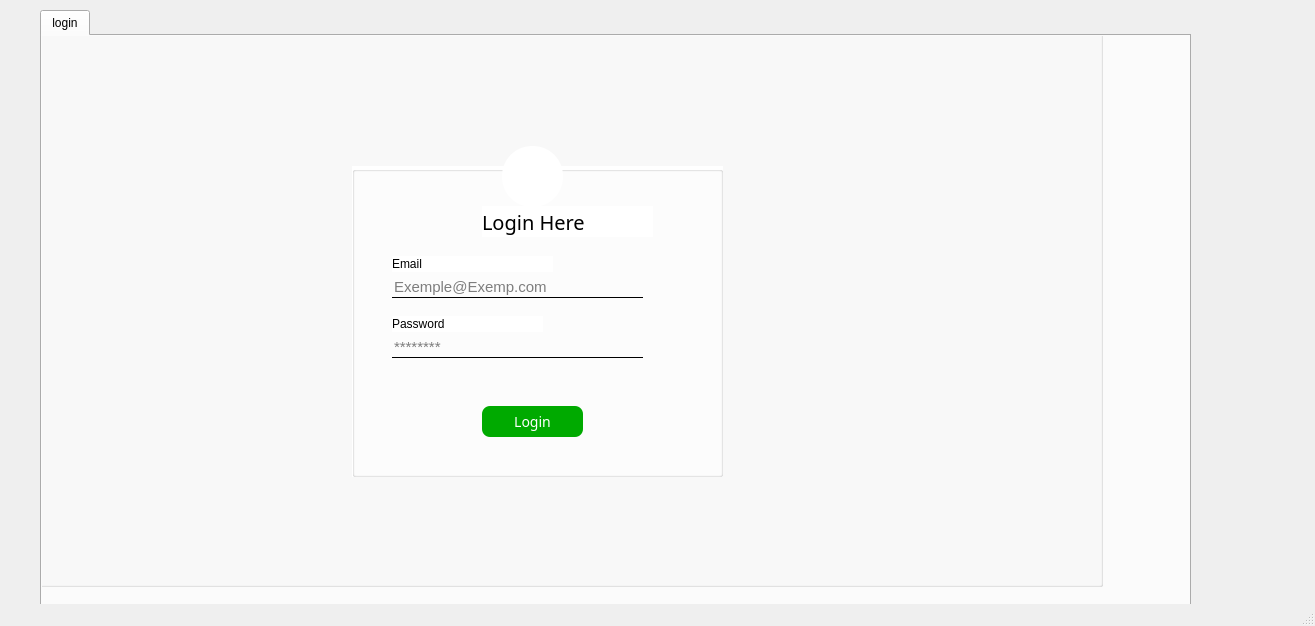
Qt form mainwindow.ui (Hamoda73/Projet_Smart_rdi_center) before a commit.
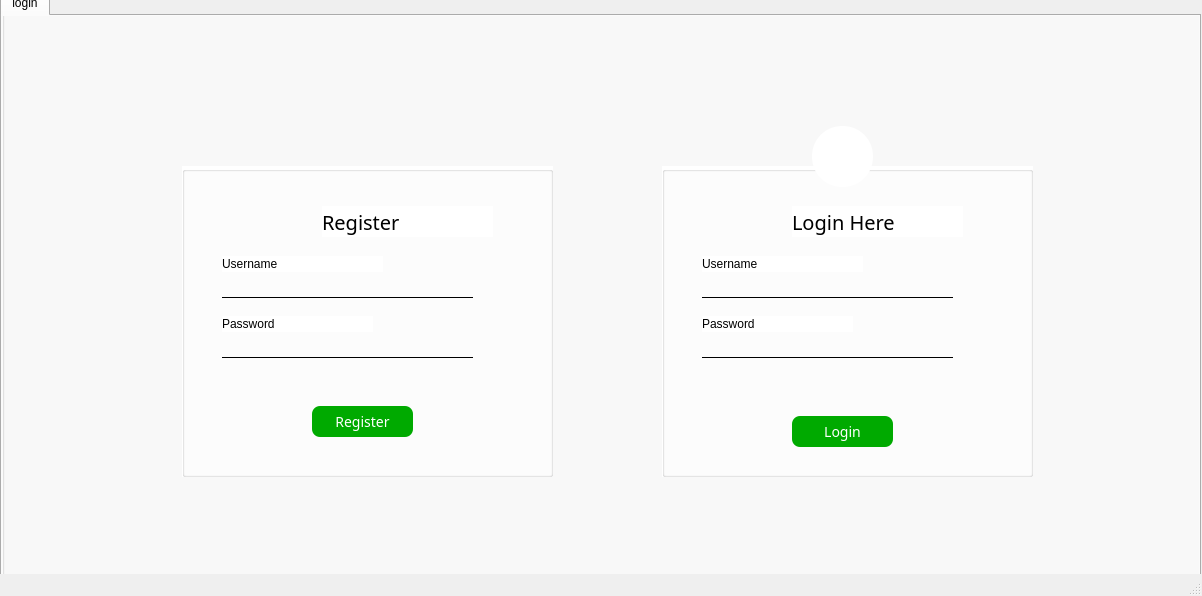
The same form after that commit. Icons and pictures are not drawn.

```diff
--- a/mainwindow.ui
+++ b/mainwindow.ui
@@ -6,34 +6,21 @@
    <rect>
     <x>0</x>
     <y>0</y>
-    <width>1315</width>
-    <height>626</height>
+    <width>1202</width>
+    <height>596</height>
    </rect>
   </property>
   <property name="windowTitle">
    <string>MainWindow</string>
   </property>
   <widget class="QWidget" name="centralwidget">
-   <widget class="QStackedWidget" name="stackedWidget">
-    <property name="geometry">
-     <rect>
-      <x>10</x>
-      <y>10</y>
-      <width>1271</width>
-      <height>621</height>
-     </rect>
-    </property>
-    <property name="currentIndex">
-     <number>0</number>
-    </property>
-    <widget class="QWidget" name="page">
      <widget class="QTabWidget" name="tabWidget">
       <property name="geometry">
        <rect>
-        <x>30</x>
-        <y>0</y>
-        <width>1151</width>
-        <height>651</height>
+      <x>0</x>
+      <y>-10</y>
+      <width>1201</width>
+      <height>631</height>
        </rect>
       </property>
       <property name="styleSheet">
@@ -49,10 +36,10 @@
        <widget class="QGroupBox" name="groupBox">
         <property name="geometry">
          <rect>
-          <x>-40</x>
-          <y>-30</y>
-          <width>1101</width>
-          <height>581</height>
+        <x>0</x>
+        <y>-10</y>
+        <width>1201</width>
+        <height>591</height>
          </rect>
         </property>
         <property name="styleSheet">
@@ -65,7 +52,7 @@
         <widget class="QGroupBox" name="groupBox_3">
          <property name="geometry">
           <rect>
-           <x>350</x>
+         <x>660</x>
            <y>160</y>
            <width>371</width>
            <height>311</height>
@@ -118,7 +105,7 @@
 color:black</string>
           </property>
           <property name="placeholderText">
-           <string>Exemple@Exemp.com</string>
+         <string/>
           </property>
          </widget>
          <widget class="QLabel" name="label_10">
@@ -134,7 +121,7 @@
            <string notr="true">color: rgb(0, 0, 0);</string>
           </property>
           <property name="text">
-           <string>Email</string>
+         <string>Username</string>
           </property>
          </widget>
          <widget class="QLineEdit" name="lineEdit_7">
@@ -157,14 +144,14 @@
 </string>
           </property>
           <property name="placeholderText">
-           <string>********</string>
-          </property>
-         </widget>
-         <widget class="QPushButton" name="pushButton_2">
+         <string/>
+        </property>
+       </widget>
+       <widget class="QPushButton" name="pushbutton_2">
           <property name="geometry">
            <rect>
             <x>130</x>
-            <y>240</y>
+          <y>250</y>
             <width>101</width>
             <height>31</height>
            </rect>
@@ -225,8 +212,8 @@
         <widget class="QPushButton" name="pushButton">
          <property name="geometry">
           <rect>
-           <x>500</x>
-           <y>140</y>
+         <x>810</x>
+         <y>120</y>
            <width>61</width>
            <height>61</height>
           </rect>
@@ -253,11 +240,168 @@
           </size>
          </property>
         </widget>
+      <widget class="QGroupBox" name="groupBox_4">
+       <property name="geometry">
+        <rect>
+         <x>180</x>
+         <y>160</y>
+         <width>371</width>
+         <height>311</height>
+        </rect>
+       </property>
+       <property name="styleSheet">
+        <string notr="true">background-color: rgb(255, 255, 255);</string>
+       </property>
+       <property name="title">
+        <string/>
+       </property>
+       <property name="alignment">
+        <set>Qt::AlignCenter</set>
+       </property>
+       <property name="flat">
+        <bool>true</bool>
+       </property>
+       <widget class="QLabel" name="label_12">
+        <property name="geometry">
+         <rect>
+          <x>40</x>
+          <y>150</y>
+          <width>151</width>
+          <height>16</height>
+         </rect>
+        </property>
+        <property name="styleSheet">
+         <string notr="true">color: rgb(0, 0, 0);</string>
+        </property>
+        <property name="text">
+         <string>Password</string>
+        </property>
        </widget>
-      </widget>
-     </widget>
-    </widget>
-    <widget class="QWidget" name="page_2"/>
+       <widget class="QLineEdit" name="Username_le">
+        <property name="geometry">
+         <rect>
+          <x>40</x>
+          <y>110</y>
+          <width>251</width>
+          <height>22</height>
+         </rect>
+        </property>
+        <property name="styleSheet">
+         <string notr="true">background-color: rgb(255, 255, 255);
+
+background:transparent;
+border:none;
+border-bottom:1px solid #000000;
+font-size:15px;
+color:black</string>
+        </property>
+        <property name="placeholderText">
+         <string/>
+        </property>
+       </widget>
+       <widget class="QLabel" name="label_13">
+        <property name="geometry">
+         <rect>
+          <x>40</x>
+          <y>90</y>
+          <width>161</width>
+          <height>16</height>
+         </rect>
+        </property>
+        <property name="styleSheet">
+         <string notr="true">color: rgb(0, 0, 0);</string>
+        </property>
+        <property name="text">
+         <string>Username</string>
+        </property>
+       </widget>
+       <widget class="QLineEdit" name="password_le">
+        <property name="geometry">
+         <rect>
+          <x>40</x>
+          <y>170</y>
+          <width>251</width>
+          <height>22</height>
+         </rect>
+        </property>
+        <property name="styleSheet">
+         <string notr="true">background-color: rgb(255, 255, 255);
+
+background:transparent;
+border:none;
+border-bottom:1px solid #000000;
+font-size:15px;
+color:black
+</string>
+        </property>
+        <property name="placeholderText">
+         <string/>
+        </property>
+       </widget>
+       <widget class="QPushButton" name="Regbut">
+        <property name="geometry">
+         <rect>
+          <x>130</x>
+          <y>240</y>
+          <width>101</width>
+          <height>31</height>
+         </rect>
+        </property>
+        <property name="styleSheet">
+         <string notr="true">*{
+ font-family:century gothic;
+   font-size:14px;
+}
+
+QFrame
+{
+ 	 
+}
+QPushButton
+{
+
+	
+	color: rgb(255, 255, 255);
+	background-color: rgb(0, 170, 0);
+}
+QPushButton
+{
+ border-radius:8px;
+}
+QPushButton:hover
+{
+color:rgb(255,255,255);
+ 
+border-radius:10px;
+background:#3CB043;
+}</string>
+        </property>
+        <property name="text">
+         <string>Register</string>
+        </property>
+       </widget>
+       <widget class="QLabel" name="label_2">
+        <property name="geometry">
+         <rect>
+          <x>140</x>
+          <y>40</y>
+          <width>171</width>
+          <height>31</height>
+         </rect>
+        </property>
+        <property name="styleSheet">
+         <string notr="true">*{
+ font-family:century gothic;
+   font-size:20px;
+}</string>
+        </property>
+        <property name="text">
+         <string>Register</string>
+        </property>
+       </widget>
+      </widget>
+     </widget>
+    </widget>
    </widget>
   </widget>
   <widget class="QMenuBar" name="menubar">
```
Left out of the diff: 2 changed lines with no effect on the pictures. Lines whose indentation alone changed are shown as unchanged.
